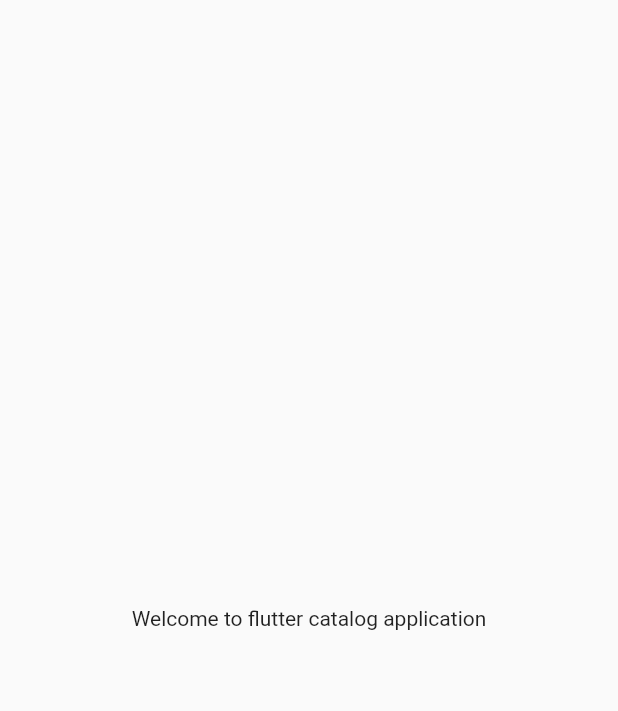
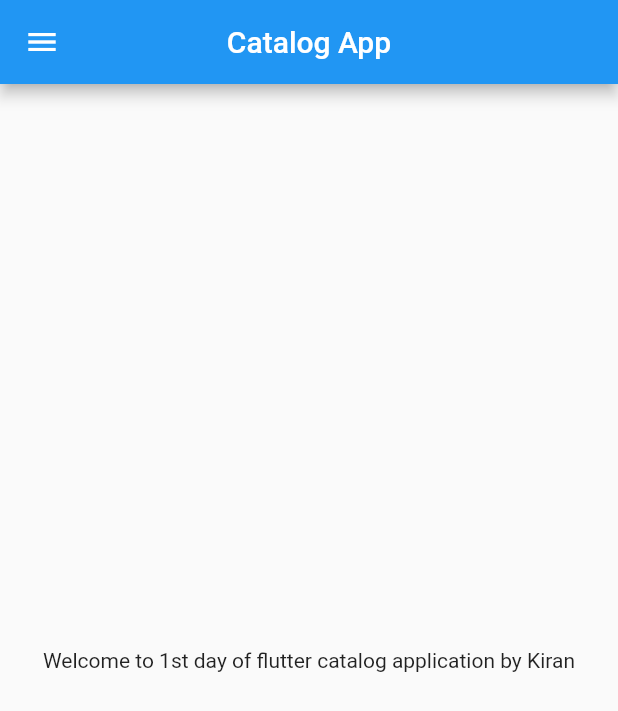
Before and after one commit to kiran3227/flutterCatalog, a Flutter app: the screen it shows after launch, on a phone screen of 412 x 824 dp. Shown: the top 711 px of the screen. Run offline on Flutter 3.47's test engine with Material 2 defaults, Android fonts, the phone set to English and light mode, and no system bars.

Commit message:
day 2 completed

```diff
--- /dev/null
+++ b/lib/home_page.dart
@@ -0,0 +1,22 @@
+import 'package:flutter/material.dart';
+
+class HomePage extends StatelessWidget {
+  final int day = 1;
+  final String name = "Kiran";
+  const HomePage({Key? key}) : super(key: key);
+
+  @override
+  Widget build(BuildContext context) {
+    return Scaffold(
+      appBar: AppBar(
+        title: Text("Catalog App"),
+        centerTitle: true,
+      ),
+      body: Center(
+        child: Text(
+            'Welcome to ${day}st day of flutter catalog application by $name'),
+      ),
+      drawer: Drawer(),
+    );
+  }
+}
--- a/lib/main.dart
+++ b/lib/main.dart
@@ -1,4 +1,6 @@
 import 'package:flutter/material.dart';
+
+import 'home_page.dart';
 
 void main() {
   runApp(const MyApp());
@@ -10,11 +12,7 @@ class MyApp extends StatelessWidget {
   @override
   Widget build(BuildContext context) {
     return const MaterialApp(
-      home: Material(
-        child: Center(
-          child: Text('Welcome to flutter catalog application'),
-        ),
-      ),
+      home: HomePage(),
     );
   }
 }
```
